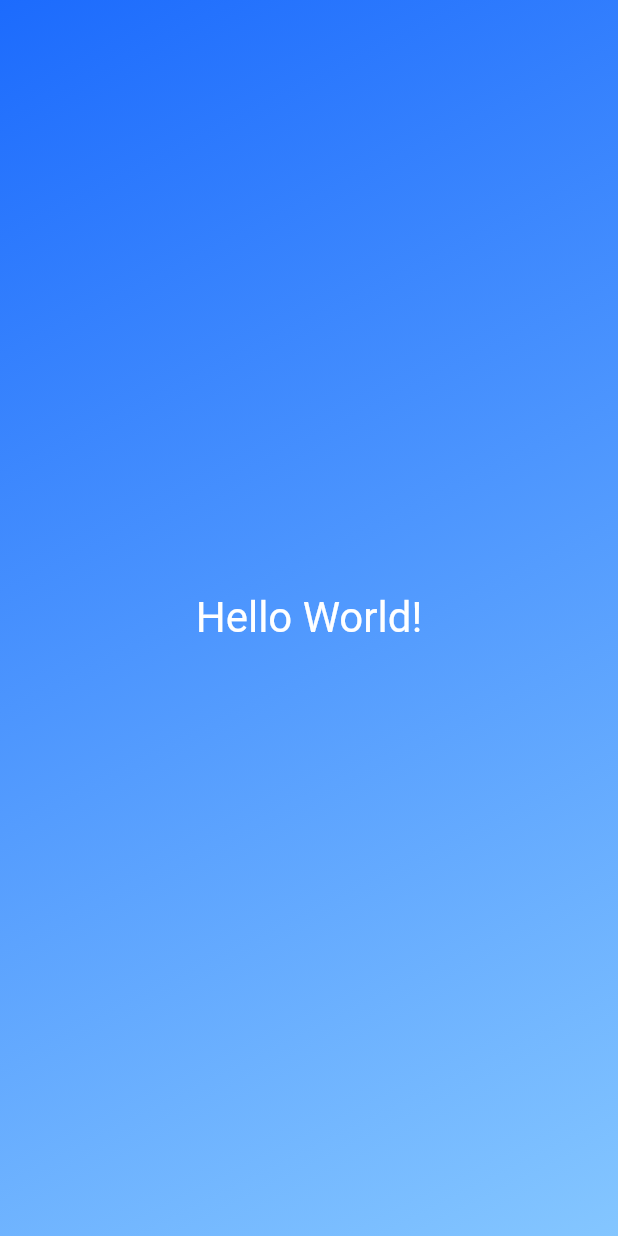
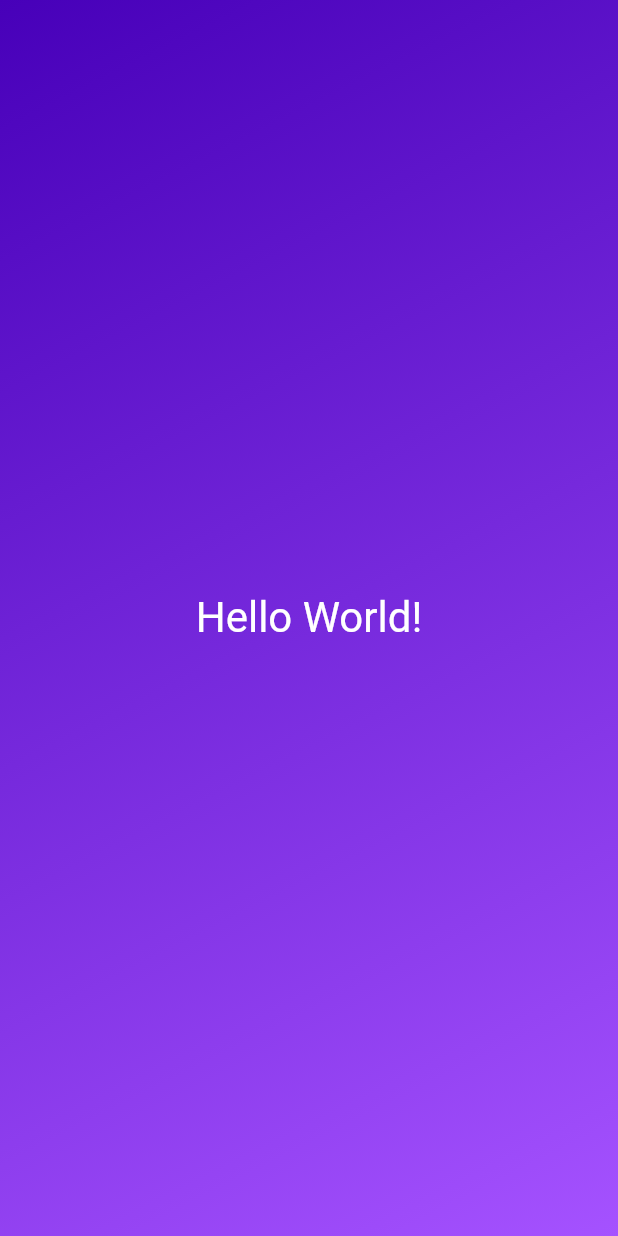
Before and after one commit to Subha-5/Dice-Roll-App, a Flutter app: the screen it shows after launch, on a phone screen of 412 x 824 dp. Run offline on Flutter 3.47's test engine with Material 2 defaults, Android fonts, the phone set to English and light mode, and no system bars.

Commit message:
alternative approach: variables and types

```diff
--- a/lib/gradient_container.dart
+++ b/lib/gradient_container.dart
@@ -6,6 +6,31 @@ const startAlignment = Alignment.topLeft;
 const endAlignment = Alignment.bottomRight;
 const String text = 'Hello World!';
 
+class GradientContainer extends StatelessWidget {
+  // const GradientContainer({key}) : super(key: key);
+  const GradientContainer(this.color1, this.color2, {super.key});
+
+  final Color color1;
+  final Color color2;
+
+  @override
+  Widget build(context) {
+    return Container(
+      decoration: BoxDecoration(
+        gradient: LinearGradient(
+          colors: [color1, color2],
+          begin: startAlignment,
+          end: endAlignment,
+        ),
+      ),
+      child: const Center(
+        child: StyledText(text),
+      ),
+    );
+  }
+}
+
+/*
 class GradientContainer extends StatelessWidget {
   // const GradientContainer({key}) : super(key: key);
   const GradientContainer({super.key, required this.colors});
@@ -28,3 +53,4 @@ class GradientContainer extends StatelessWidget {
     );
   }
 }
+*/
--- a/lib/main.dart
+++ b/lib/main.dart
@@ -7,10 +7,12 @@ void main() {
     const MaterialApp(
       home: Scaffold(
         body: GradientContainer(
-          colors: [
+            Color.fromARGB(255, 71, 0, 185),
+            Color.fromARGB(255, 165, 82, 255),
+          /*colors: [
             Color.fromARGB(255, 28, 107, 253),
             Color.fromARGB(255, 132, 198, 255),
-          ],
+          ],*/
         ),
       ),
     ),
```
